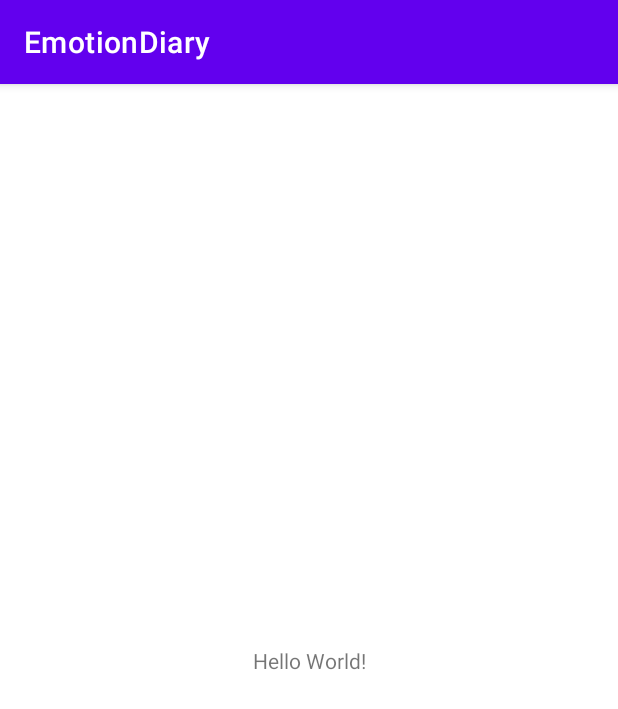
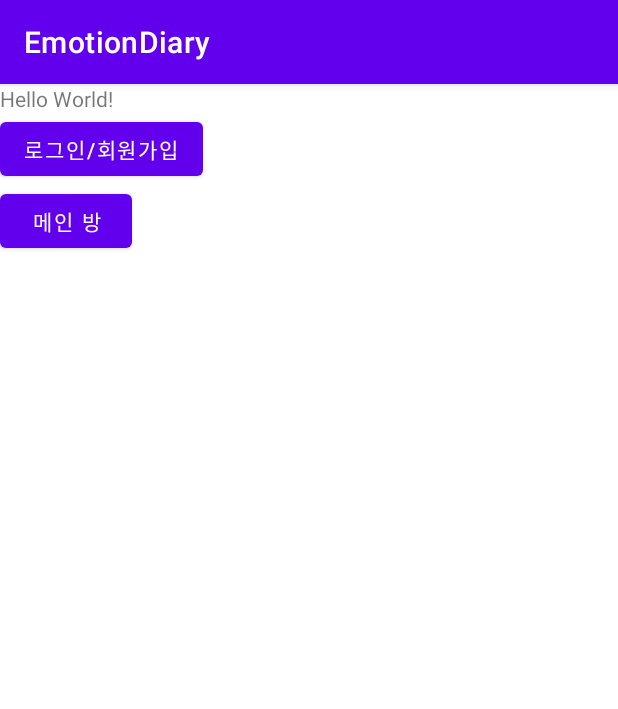
Before and after one commit to seonggg/Empathy-of-aday, an Android app: the screen it shows after launch (MainActivity), on a phone screen of 412 x 824 dp. Shown: the top 709 px of the screen. Run offline under Robolectric (Android 15) with nearby library versions, the phone set to English and light mode, and no system bars; our stand-ins replace Firebase (no records; nobody signed in at launch, a user with empty details on screens opened directly).

```diff
--- a/app/build.gradle
+++ b/app/build.gradle
@@ -33,6 +33,7 @@ dependencies {
     implementation 'androidx.appcompat:appcompat:1.4.1'
     implementation 'com.google.android.material:material:1.5.0'
     implementation 'androidx.constraintlayout:constraintlayout:2.1.3'
+    implementation 'com.google.firebase:firebase-firestore:24.1.1'
     testImplementation 'junit:junit:4.13.2'
     androidTestImplementation 'androidx.test.ext:junit:1.1.3'
     androidTestImplementation 'androidx.test.espresso:espresso-core:3.4.0'
--- a/app/src/main/res/layout/activity_main.xml
+++ b/app/src/main/res/layout/activity_main.xml
@@ -1,9 +1,10 @@
 <?xml version="1.0" encoding="utf-8"?>
-<androidx.constraintlayout.widget.ConstraintLayout xmlns:android="http://schemas.android.com/apk/res/android"
+<LinearLayout xmlns:android="http://schemas.android.com/apk/res/android"
     xmlns:app="http://schemas.android.com/apk/res-auto"
     xmlns:tools="http://schemas.android.com/tools"
     android:layout_width="match_parent"
     android:layout_height="match_parent"
+    android:orientation="vertical"
     tools:context=".MainActivity">
 
     <TextView
@@ -15,4 +16,18 @@
         app:layout_constraintRight_toRightOf="parent"
         app:layout_constraintTop_toTopOf="parent" />
 
-</androidx.constraintlayout.widget.ConstraintLayout>
+    <Button
+    android:layout_width="wrap_content"
+    android:layout_height="wrap_content"
+    android:id="@+id/login"
+    android:text="로그인/회원가입"/>
+
+    <Button
+        android:layout_width="wrap_content"
+        android:layout_height="wrap_content"
+        android:id="@+id/main"
+        android:text="메인 방"/>
+
+
+
+</LinearLayout>
```
Also changed, not shown: app/src/main/java/com/project2022/emotiondiary/MainActivity.java (+38 -0 lines).
